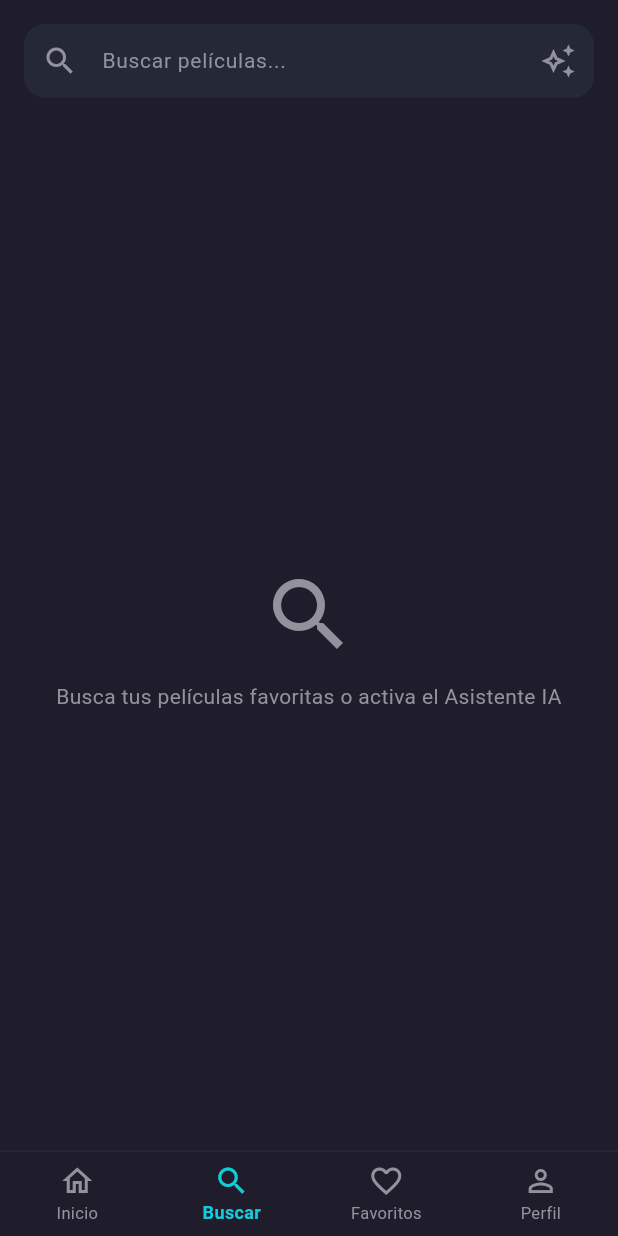
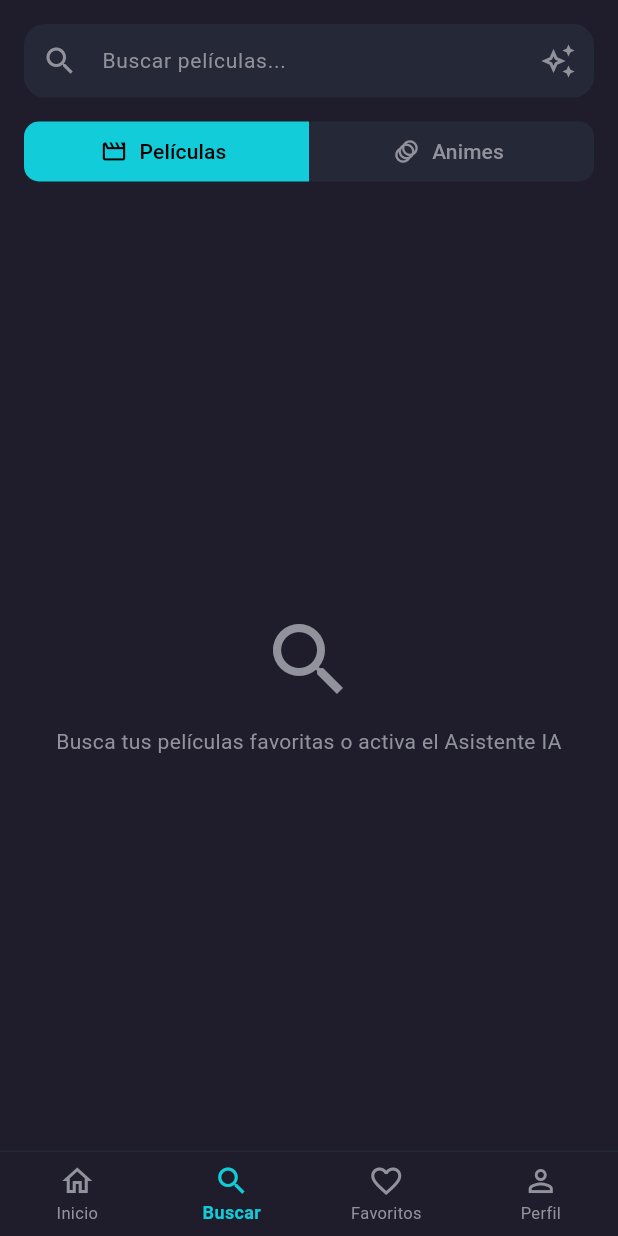
Before and after one commit to AlonsoYuen19/reel-vault, a Flutter app: the screen it shows after launch, item 2 of the bottom bar chosen, on a phone screen of 412 x 824 dp. Run offline on Flutter 3.47's test engine with Material 3 defaults, Android fonts, the phone set to English and light mode, and no system bars; our stand-ins replace dio, flutter_riverpod, freezed_annotation, go_router, google_generative_ai, graphql_flutter and 4 more; missing offline and left inert: talker_dio_logger; accounts and stored records are empty; generated files the repository leaves out were written again; network calls fail.

Commit message:
feat(anime): implement anime search repository, viewmodel logic and screen UI

```diff
--- a/lib/features/search/presentation/screens/search_screen.dart
+++ b/lib/features/search/presentation/screens/search_screen.dart
@@ -1,6 +1,7 @@
 import 'package:flutter/material.dart';
 import 'package:flutter_riverpod/flutter_riverpod.dart';
 import 'package:reel_vault/core/theme/app_colors.dart';
+import 'package:reel_vault/features/anime/presentation/widgets/anime_card.dart';
 import 'package:reel_vault/features/home/presentation/widgets/movie_card.dart';
 import 'package:reel_vault/features/search/presentation/viewmodels/search_state.dart';
 import 'package:reel_vault/features/search/presentation/viewmodels/search_view_model.dart';
@@ -25,7 +26,6 @@ class _SearchScreenState extends ConsumerState<SearchScreen> {
   Widget build(BuildContext context) {
     final state = ref.watch(searchViewModelProvider);
     final notifier = ref.read(searchViewModelProvider.notifier);
-
     return Scaffold(
       backgroundColor: AppColors.background,
       body: SafeArea(
@@ -36,6 +36,10 @@ class _SearchScreenState extends ConsumerState<SearchScreen> {
             children: [
               const SizedBox(height: 16),
               _buildSearchBar(state, notifier),
+              if (!state.isSearchingAI) ...[
+                const SizedBox(height: 12),
+                _buildSearchTypeSelector(state, notifier),
+              ],
               const SizedBox(height: 20),
               Expanded(
                 child: state.isSearchingAI ? _buildAISection(state, notifier) : _buildStandardSection(state, notifier),
@@ -43,6 +47,42 @@ class _SearchScreenState extends ConsumerState<SearchScreen> {
             ],
           ),
         ),
+      ),
+    );
+  }
+
+  Widget _buildSearchTypeSelector(SearchState state, SearchViewModel notifier) {
+    return SizedBox(
+      width: double.infinity,
+      child: SegmentedButton<SearchType>(
+        segments: const <ButtonSegment<SearchType>>[
+          ButtonSegment<SearchType>(
+            value: SearchType.movies,
+            label: Text('Películas'),
+            icon: Icon(Icons.movie_outlined),
+          ),
+          ButtonSegment<SearchType>(
+            value: SearchType.anime,
+            label: Text('Animes'),
+            icon: Icon(Icons.animation),
+          ),
+        ],
+        selected: <SearchType>{state.searchType},
+        onSelectionChanged: (newSelection) {
+          _searchController.clear();
+          notifier.setSearchType(newSelection.first);
+        },
+        style: SegmentedButton.styleFrom(
+          selectedBackgroundColor: AppColors.primary,
+          selectedForegroundColor: Colors.black,
+          foregroundColor: AppColors.textSecondary,
+          backgroundColor: AppColors.cardBackground,
+          side: BorderSide.none,
+          shape: RoundedRectangleBorder(
+            borderRadius: BorderRadius.circular(10),
+          ),
+        ),
+        showSelectedIcon: false,
       ),
     );
   }
@@ -64,7 +104,9 @@ class _SearchScreenState extends ConsumerState<SearchScreen> {
         }
       },
       decoration: InputDecoration(
-        hintText: state.isSearchingAI ? 'Describe qué quieres ver (ej: ciencia ficción espacial)...' : 'Buscar películas...',
+        hintText: state.isSearchingAI
+            ? 'Describe qué quieres ver (ej: ciencia ficción espacial)...'
+            : (state.searchType == SearchType.anime ? 'Buscar anime...' : 'Buscar películas...'),
         hintStyle: const TextStyle(color: AppColors.textSecondary),
         prefixIcon: const Icon(Icons.search, color: AppColors.textSecondary),
         suffixIcon: IconButton(
@@ -93,6 +135,42 @@ class _SearchScreenState extends ConsumerState<SearchScreen> {
       return _buildHistorySection(state, notifier);
     }
 
+    if (state.searchType == SearchType.anime) {
+      return state.animeResults.when(
+        data: (animes) {
+          if (animes.isEmpty) {
+            return const Center(
+              child: Text(
+                'No se encontraron animes.',
+                style: TextStyle(color: AppColors.textSecondary, fontSize: 16),
+              ),
+            );
+          }
+          return GridView.builder(
+            gridDelegate: const SliverGridDelegateWithFixedCrossAxisCount(
+              crossAxisCount: 2,
+              childAspectRatio: 0.68,
+              crossAxisSpacing: 16,
+              mainAxisSpacing: 16,
+            ),
+            itemCount: animes.length,
+            itemBuilder: (context, index) {
+              final anime = animes[index];
+              return AnimeCard(anime: anime);
+            },
+          );
+        },
+        loading: () => const Center(
+          child: CircularProgressIndicator(color: AppColors.primary),
+        ),
+        error: (err, stack) => Center(
+          child: Text(
+            'Error al buscar: $err',
+            style: const TextStyle(color: AppColors.error),
+          ),
+        ),
+      );
+    }
     return state.results.when(
       data: (movies) {
         if (movies.isEmpty) {
--- a/lib/features/search/presentation/viewmodels/search_state.dart
+++ b/lib/features/search/presentation/viewmodels/search_state.dart
@@ -1,8 +1,11 @@
 import 'package:flutter_riverpod/flutter_riverpod.dart';
 import 'package:freezed_annotation/freezed_annotation.dart';
+import 'package:reel_vault/features/anime/data/models/anime.dart';
 import 'package:reel_vault/features/home/data/models/movie.dart';
 
 part 'search_state.freezed.dart';
+
+enum SearchType { movies, anime }
 
 @freezed
 abstract class SearchState with _$SearchState {
@@ -13,5 +16,7 @@ abstract class SearchState with _$SearchState {
     required AsyncValue<String?> aiResponse,
     required List<Movie> aiRecommendations,
     @Default(false) bool isSearchingAI,
+    @Default(SearchType.movies) SearchType searchType,
+    @Default(AsyncValue.data(<Anime>[])) AsyncValue<List<Anime>> animeResults,
   }) = _SearchState;
 }
```
Also changed, not shown: lib/features/anime/data/repositories/anime_repository.dart (added, +12 -0 lines), lib/features/anime/presentation/widgets/anime_card.dart (added, +260 -0 lines), lib/features/search/presentation/viewmodels/search_view_model.dart (+26 -2 lines), lib/features/search/presentation/viewmodels/search_state.freezed.dart, lib/features/search/presentation/viewmodels/search_view_model.g.dart.
